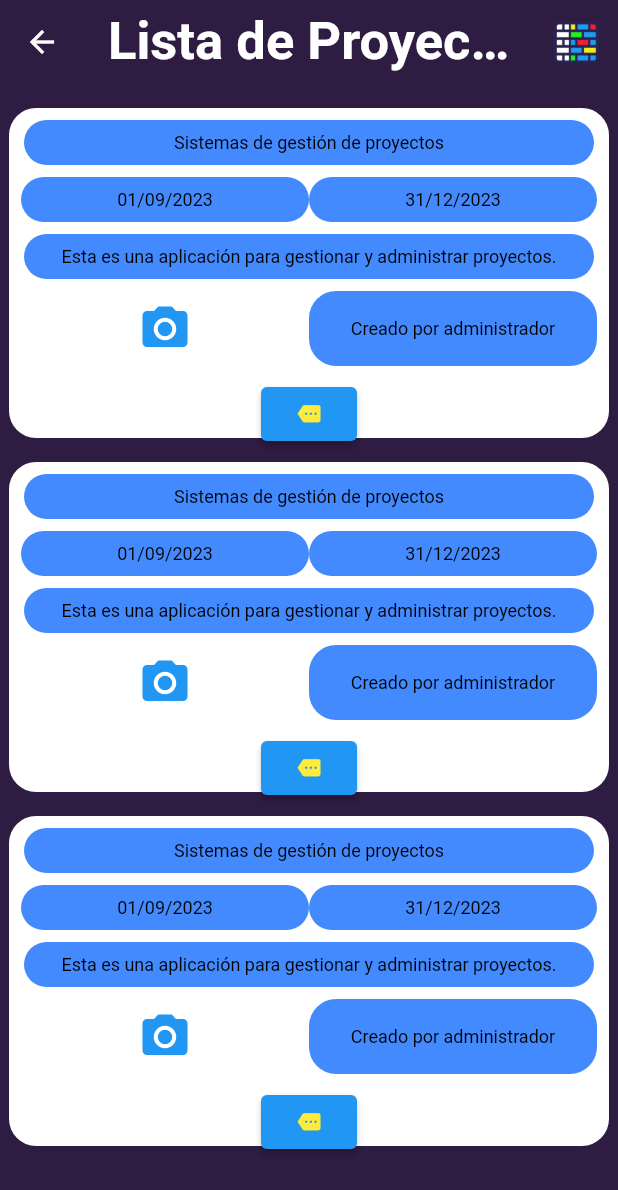
After one commit to AdrianLino/PROYECTA, a Flutter app: the screen it shows after launch, after a tap on "Ir a L_Proyect", on a phone screen of 412 x 824 dp. The commit adds this screen. Shown: the top 1190 px of the screen. Run offline on Flutter 3.47's test engine with Material 2 defaults, Android fonts, the phone set to English and light mode, and no system bars; our stand-ins replace firebase_auth, flutter_signin_button, google_sign_in; accounts and stored records are empty.

Commit message:
interfaz lista de proyectos
.

```diff
--- a/lib/src/presentation/pages/auth/login/login_page.dart
+++ b/lib/src/presentation/pages/auth/login/login_page.dart
@@ -2,6 +2,7 @@
 import 'package:flutter/material.dart';
 import 'package:flutter_signin_button/button_list.dart';
 import 'package:flutter_signin_button/button_view.dart';
+import 'package:proyecta/src/presentation/pages/new_proyect/list_proyect.dart';
 import 'login_viewmodel.dart';
 
 class  LoginPage extends StatelessWidget {
@@ -19,6 +20,20 @@ class  LoginPage extends StatelessWidget {
                 margin: EdgeInsets.only(bottom: 70),
                 child: IconoPortada(context)),
             BotonesGoogle(context),
+            const SizedBox(
+              height: 20,
+            ),
+            ElevatedButton(
+              onPressed: (){
+                Navigator.push(
+                  context,
+                  MaterialPageRoute(builder: (context) => L_Proyect())
+                );
+              },
+              child: Text(
+                "Ir a L_Proyect"
+              )
+            )
           ],
         ),
       ),
--- /dev/null
+++ b/lib/src/presentation/pages/new_proyect/list_proyect.dart
@@ -0,0 +1,19 @@
+import 'package:flutter/material.dart';
+import 'package:proyecta/src/presentation/pages/new_proyect/wingets_new_P/body.dart';
+import 'package:proyecta/src/presentation/pages/new_proyect/wingets_new_P/top_bar.dart';
+
+class L_Proyect extends StatelessWidget {
+  const L_Proyect({super.key});
+
+  @override
+  Widget build(BuildContext context) {
+    return const Scaffold(
+      backgroundColor: Color(0xfff2f1c42),
+      appBar: PreferredSize(
+        preferredSize: Size.fromHeight(kToolbarHeight),
+        child: T_bar()
+        ),
+      body: B_Proyect()
+    );
+  }
+}
--- /dev/null
+++ b/lib/src/presentation/pages/new_proyect/wingets_new_P/body.dart
@@ -0,0 +1,472 @@
+import 'package:flutter/material.dart';
+import 'package:proyecta/src/presentation/pages/auth/login/login_page.dart';
+
+class B_Proyect extends StatelessWidget {
+  const B_Proyect({super.key});
+
+  @override
+  Widget build(BuildContext context) {
+    return Center(
+      child: Column(
+        children: [
+          const Padding(
+            padding: EdgeInsets.all(8)
+          ),
+          Container(
+            height: 220,
+            width: 400,
+            decoration: BoxDecoration(
+              color: Colors.white,
+              borderRadius: BorderRadius.circular(18),
+            ),
+            padding: const EdgeInsets.all(8),
+            child: Column(
+              mainAxisAlignment: MainAxisAlignment.start,
+              children: [
+                Center(
+                  child: Container(
+                    alignment: Alignment.center,
+                    height: 30,
+                    width: 380,
+                    decoration: BoxDecoration(
+                      color: Colors.blueAccent,
+                      borderRadius: BorderRadius.circular(18),
+                    ),
+                    padding: const EdgeInsets.all(8),
+                    child: const Text(
+                      "Sistemas de gestión de proyectos",
+                      style: TextStyle(
+                        fontSize: 12,
+                        color: Colors.black
+                      ),
+                    ),
+                  ),
+                ),
+                const Padding(
+                  padding: EdgeInsets.all(4)
+                ),
+                Row(
+                  children: [
+                    Expanded(
+                      child: Container(
+                        alignment: Alignment.center,
+                        height: 30,
+                        width: 20,
+                        decoration: BoxDecoration(
+                          color: Colors.blueAccent,
+                          borderRadius: BorderRadius.circular(18),
+                        ),
+                        padding: const EdgeInsets.all(8),
+                        child: const Text(
+                          "01/09/2023",
+                          style: TextStyle(
+                            fontSize: 12,
+                            color: Colors.black
+                          ),
+                        ),
+                      )
+                    ),
+                    Expanded(
+                      child: Container(
+                        alignment: Alignment.center,
+                        height: 30,
+                        width: 20,
+                        decoration: BoxDecoration(
+                          color: Colors.blueAccent,
+                          borderRadius: BorderRadius.circular(18),
+                        ),
+                        padding: const EdgeInsets.all(8),
+                        child: const Text(
+                          "31/12/2023",
+                          style: TextStyle(
+                            fontSize: 12,
+                            color: Colors.black
+                          ),
+                        ),
+                      )
+                    )
+                  ],
+                ),
+                const Padding(
+                  padding: EdgeInsets.all(4)
+                ),
+                Center(
+                  child: Container(
+                    alignment: Alignment.center,
+                    height: 30,
+                    width: 380,
+                    decoration: BoxDecoration(
+                      color: Colors.blueAccent,
+                      borderRadius: BorderRadius.circular(18),
+                    ),
+                    padding: const EdgeInsets.all(8),
+                    child: const Text(
+                      "Esta es una aplicación para gestionar y administrar proyectos.",
+                      style: TextStyle(
+                        fontSize: 12,
+                        color: Colors.black
+                      ),
+                    ),
+                  ),
+                ),
+                const Padding(
+                  padding: EdgeInsets.all(4)
+                ),
+                Row(
+                  children: [
+                    const Expanded(
+                      child: Icon(
+                          Icons.camera_alt,
+                          color: Colors.blue,
+                          size: 36.0,
+                        )
+                    ),
+                    Expanded(
+                      child: Container(
+                        alignment: Alignment.center,
+                        height: 50,
+                        width: 50,
+                        decoration: BoxDecoration(
+                          color: Colors.blueAccent,
+                          borderRadius: BorderRadius.circular(18),
+                        ),
+                        padding: const EdgeInsets.all(8),
+                        child: const Text(
+                          "Creado por administrador",
+                          style: TextStyle(
+                            fontSize: 12,
+                            color: Colors.black
+                          ),
+                        ),
+                      )
+                    )
+                  ],
+                ),
+                const Padding(
+                  padding: EdgeInsets.all(4)
+                ),
+                ElevatedButton(
+                  onPressed: (){
+                    Navigator.push(
+                      context,
+                      MaterialPageRoute(builder: (context) => LoginPage())
+                    );
+                  },
+                  child: const Icon(
+                    Icons.more,
+                    color: Colors.yellow,
+                    size: 15,
+                  )
+                )
+              ],
+            )
+          ),
+          const Padding(
+            padding: EdgeInsets.all(8)
+          ),
+          Container(
+            height: 220,
+            width: 400,
+            decoration: BoxDecoration(
+              color: Colors.white,
+              borderRadius: BorderRadius.circular(18),
+            ),
+            padding: const EdgeInsets.all(8),
+            child: Column(
+              mainAxisAlignment: MainAxisAlignment.start,
+              children: [
+                Center(
+                  child: Container(
+                    alignment: Alignment.center,
+                    height: 30,
+                    width: 380,
+                    decoration: BoxDecoration(
+                      color: Colors.blueAccent,
+                      borderRadius: BorderRadius.circular(18),
+                    ),
+                    padding: const EdgeInsets.all(8),
+                    child: const Text(
+                      "Sistemas de gestión de proyectos",
+                      style: TextStyle(
+                        fontSize: 12,
+                        color: Colors.black
+                      ),
+                    ),
+                  ),
+                ),
+                const Padding(
+                  padding: EdgeInsets.all(4)
+                ),
+                Row(
+                  children: [
+                    Expanded(
+                      child: Container(
+                        alignment: Alignment.center,
+                        height: 30,
+                        width: 20,
+                        decoration: BoxDecoration(
+                          color: Colors.blueAccent,
+                          borderRadius: BorderRadius.circular(18),
+                        ),
+                        padding: const EdgeInsets.all(8),
+                        child: const Text(
+                          "01/09/2023",
+                          style: TextStyle(
+                            fontSize: 12,
+                            color: Colors.black
+                          ),
+                        ),
+                      )
+                    ),
+                    Expanded(
+                      child: Container(
+                        alignment: Alignment.center,
+                        height: 30,
+                        width: 20,
+                        decoration: BoxDecoration(
+                          color: Colors.blueAccent,
+                          borderRadius: BorderRadius.circular(18),
+                        ),
+                        padding: const EdgeInsets.all(8),
+                        child: const Text(
+                          "31/12/2023",
+                          style: TextStyle(
+                            fontSize: 12,
+                            color: Colors.black
+                          ),
+                        ),
+                      )
+                    )
+                  ],
+                ),
+                const Padding(
+                  padding: EdgeInsets.all(4)
+                ),
+                Center(
+                  child: Container(
+                    alignment: Alignment.center,
+                    height: 30,
+                    width: 380,
+                    decoration: BoxDecoration(
+                      color: Colors.blueAccent,
+                      borderRadius: BorderRadius.circular(18),
+                    ),
+                    padding: const EdgeInsets.all(8),
+                    child: const Text(
+                      "Esta es una aplicación para gestionar y administrar proyectos.",
+                      style: TextStyle(
+                        fontSize: 12,
+                        color: Colors.black
+                      ),
+                    ),
+                  ),
+                ),
+                const Padding(
+                  padding: EdgeInsets.all(4)
+                ),
+                Row(
+                  children: [
+                    const Expanded(
+                      child: Icon(
+                          Icons.camera_alt,
+                          color: Colors.blue,
+                          size: 36.0,
+                        )
+                    ),
+                    Expanded(
+                      child: Container(
+                        alignment: Alignment.center,
+                        height: 50,
+                        width: 50,
+                        decoration: BoxDecoration(
+                          color: Colors.blueAccent,
+                          borderRadius: BorderRadius.circular(18),
+                        ),
+                        padding: const EdgeInsets.all(8),
+                        child: const Text(
+                          "Creado por administrador",
+                          style: TextStyle(
+                            fontSize: 12,
+                            color: Colors.black
+                          ),
+                        ),
+                      )
+                    )
+                  ],
+                ),
+                const Padding(
+                  padding: EdgeInsets.all(4)
+                ),
+                ElevatedButton(
+                  onPressed: (){
+                    Navigator.push(
+                      context,
+                      MaterialPageRoute(builder: (context) => LoginPage())
+                    );
+                  },
+                  child: const Icon(
+                    Icons.more,
+                    color: Colors.yellow,
+                    size: 15,
+                  )
+                )
+              ],
+            )
+          ),
+          const Padding(
+            padding: EdgeInsets.all(8)
+          ),
+          Container(
+            height: 220,
+            width: 400,
+            decoration: BoxDecoration(
+              color: Colors.white,
+              borderRadius: BorderRadius.circular(18),
+            ),
+            padding: const EdgeInsets.all(8),
+            child: Column(
+              mainAxisAlignment: MainAxisAlignment.start,
+              children: [
+                Center(
+                  child: Container(
+                    alignment: Alignment.center,
+                    height: 30,
+                    width: 380,
+                    decoration: BoxDecoration(
+                      color: Colors.blueAccent,
+                      borderRadius: BorderRadius.circular(18),
+                    ),
+                    padding: const EdgeInsets.all(8),
+                    child: const Text(
+                      "Sistemas de gestión de proyectos",
+                      style: TextStyle(
+                        fontSize: 12,
+                        color: Colors.black
+                      ),
+                    ),
+                  ),
+                ),
+                const Padding(
+                  padding: EdgeInsets.all(4)
+                ),
+                Row(
+                  children: [
+                    Expanded(
+                      child: Container(
+                        alignment: Alignment.center,
+                        height: 30,
+                        width: 20,
+                        decoration: BoxDecoration(
+                          color: Colors.blueAccent,
+                          borderRadius: BorderRadius.circular(18),
+                        ),
+                        padding: const EdgeInsets.all(8),
+                        child: const Text(
+                          "01/09/2023",
+                          style: TextStyle(
+                            fontSize: 12,
+                            color: Colors.black
+                          ),
+                        ),
+                      )
+                    ),
+                    Expanded(
+                      child: Container(
+                        alignment: Alignment.center,
+                        height: 30,
+                        width: 20,
+                        decoration: BoxDecoration(
+                          color: Colors.blueAccent,
+                          borderRadius: BorderRadius.circular(18),
+                        ),
+                        padding: const EdgeInsets.all(8),
+                        child: const Text(
+                          "31/12/2023",
+                          style: TextStyle(
+                            fontSize: 12,
+                            color: Colors.black
+                          ),
+                        ),
+                      )
+                    )
+                  ],
+                ),
+                const Padding(
+                  padding: EdgeInsets.all(4)
+                ),
+                Center(
+                  child: Container(
+                    alignment: Alignment.center,
+                    height: 30,
+                    width: 380,
+                    decoration: BoxDecoration(
+                      color: Colors.blueAccent,
+                      borderRadius: BorderRadius.circular(18),
+                    ),
+                    padding: const EdgeInsets.all(8),
+                    child: const Text(
+                      "Esta es una aplicación para gestionar y administrar proyectos.",
+                      style: TextStyle(
+                        fontSize: 12,
+                        color: Colors.black
+                      ),
+                    ),
+                  ),
+                ),
+                const Padding(
+                  padding: EdgeInsets.all(4)
+                ),
+                Row(
+                  children: [
+                    const Expanded(
+                      child: Icon(
+                          Icons.camera_alt,
+                          color: Colors.blue,
+                          size: 36.0,
+                        )
+                    ),
+                    Expanded(
+                      child: Container(
+                        alignment: Alignment.center,
+                        height: 50,
+                        width: 50,
+                        decoration: BoxDecoration(
+                          color: Colors.blueAccent,
+                          borderRadius: BorderRadius.circular(18),
+                        ),
+                        padding: const EdgeInsets.all(8),
+                        child: const Text(
+                          "Creado por administrador",
+                          style: TextStyle(
+                            fontSize: 12,
+                            color: Colors.black
+                          ),
+                        ),
+                      )
+                    )
+                  ],
+                ),
+                const Padding(
+                  padding: EdgeInsets.all(4)
+                ),
+                ElevatedButton(
+                  onPressed: (){
+                    Navigator.push(
+                      context,
+                      MaterialPageRoute(builder: (context) => LoginPage())
+                    );
+                  },
+                  child: const Icon(
+                    Icons.more,
+                    color: Colors.yellow,
+                    size: 15,
+                  )
+                )
+              ],
+            )
+          ),
+        ],
+      ),
+    );
+  }
+}
--- /dev/null
+++ b/lib/src/presentation/pages/new_proyect/wingets_new_P/top_bar.dart
@@ -0,0 +1,41 @@
+import 'package:flutter/material.dart';
+
+class T_bar extends StatelessWidget {
+  const T_bar({super.key});
+
+  @override
+  Widget build(BuildContext context) {
+    return AppBar(
+      leading: IconButton(
+        onPressed: (){
+          Navigator.pop(context);
+        },
+        icon: const Icon(
+          Icons.arrow_back
+        ),
+      ),
+      title: const Center(
+        child: Text(
+          "Lista de Proyectos",
+          style: TextStyle(
+            fontSize: 35,
+            fontWeight: FontWeight.bold,
+            color: Colors.white
+          ),
+        ),
+      ),
+      actions: [
+        Padding(
+          padding: const EdgeInsets.all(8.0),
+          child: Image.asset(
+            'assets/img/Iconoproyecto.png',
+            width: 40,
+            height: 40,
+          ),
+        )
+      ],
+      backgroundColor: Color(0xfff2f1c42),
+      elevation: 0,
+    );
+  }
+}
```
Also changed, not shown: pubspec.lock.
